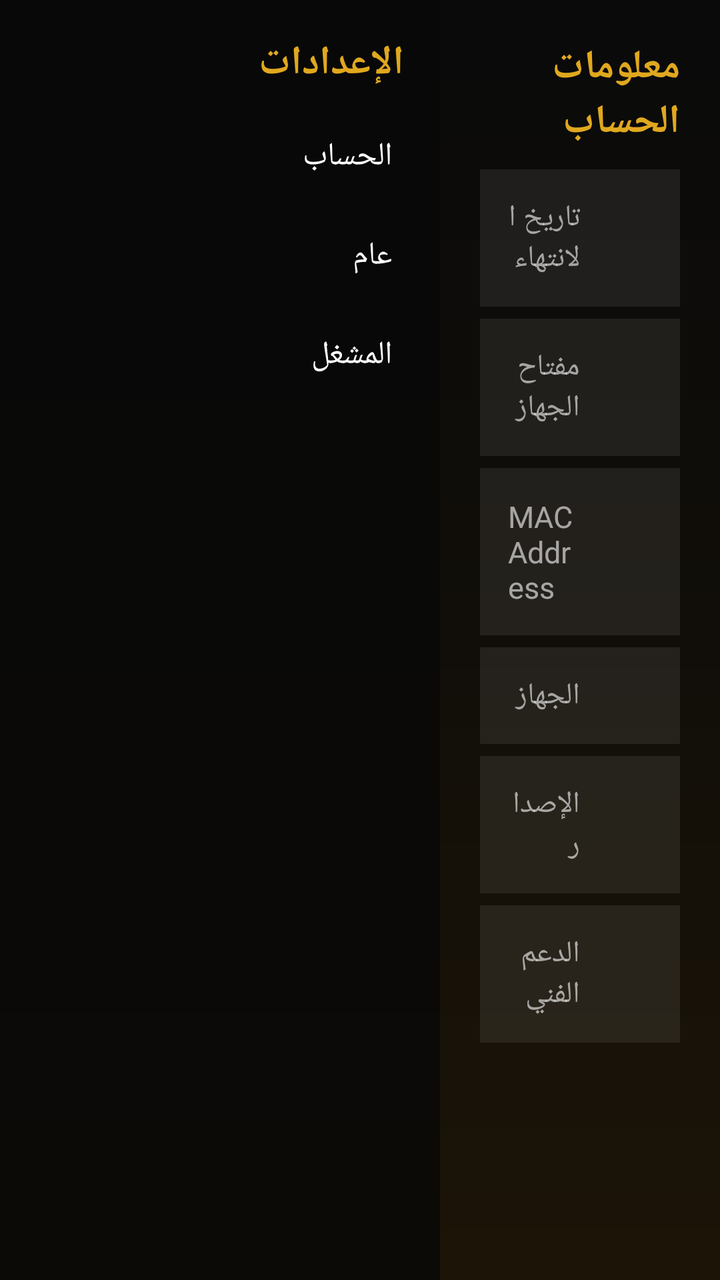
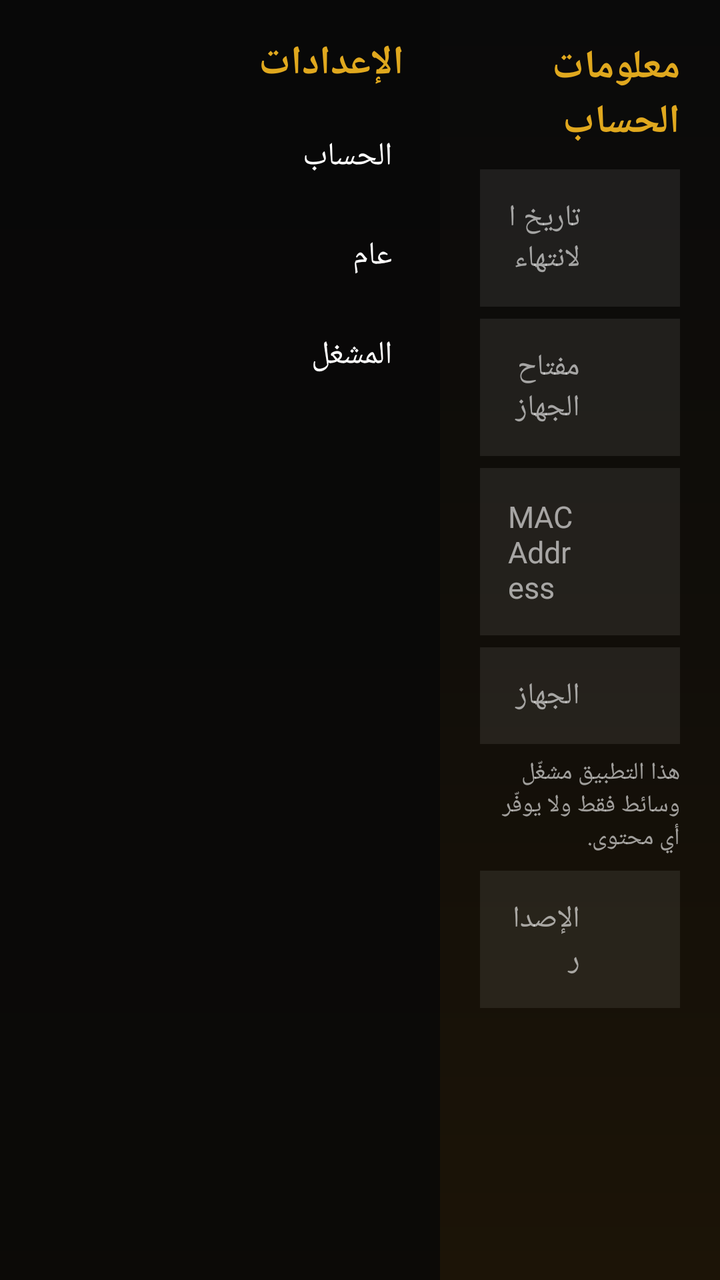

Before-and-after screenshots of an Android layout around one commit, followed by the original layout XML and the change that was made.
<!-- AndroidManifest.xml: application theme Theme.IPTVPlayer -->
<!-- res/layout/activity_settings.xml -->
<?xml version="1.0" encoding="utf-8"?>
<LinearLayout xmlns:android="http://schemas.android.com/apk/res/android" xmlns:app="http://schemas.android.com/apk/res-auto" android:layout_width="match_parent" android:layout_height="match_parent" android:background="@drawable/bg_app_gradient" android:layoutDirection="ltr" android:orientation="horizontal">
<LinearLayout android:layout_width="220dp" android:layout_height="match_parent" android:background="#CC080808" android:orientation="vertical" android:padding="10dp">
<TextView android:layout_width="match_parent" android:layout_height="wrap_content" android:padding="8dp" android:text="الإعدادات" android:textColor="#E0A81E" android:textSize="20sp" android:textStyle="bold" />
<TextView android:id="@+id/tabAccount" android:layout_width="match_parent" android:layout_height="wrap_content" android:background="@drawable/bg_row" android:clickable="true" android:focusable="true" android:padding="14dp" android:text="الحساب" android:textColor="#FFFFFF" android:textSize="16sp" />
<TextView android:id="@+id/tabGeneral" android:layout_width="match_parent" android:layout_height="wrap_content" android:background="@drawable/bg_row" android:clickable="true" android:focusable="true" android:padding="14dp" android:text="عام" android:textColor="#FFFFFF" android:textSize="16sp" />
<TextView android:id="@+id/tabPlayer" android:layout_width="match_parent" android:layout_height="wrap_content" android:background="@drawable/bg_row" android:clickable="true" android:focusable="true" android:padding="14dp" android:text="المشغل" android:textColor="#FFFFFF" android:textSize="16sp" />
</LinearLayout>
<FrameLayout android:layout_width="0dp" android:layout_height="match_parent" android:layout_weight="1" android:padding="20dp">
<ScrollView android:id="@+id/paneAccount" android:layout_width="match_parent" android:layout_height="match_parent"><LinearLayout android:layout_width="match_parent" android:layout_height="wrap_content" android:orientation="vertical">
<TextView android:layout_width="wrap_content" android:layout_height="wrap_content" android:layout_marginBottom="10dp" android:text="معلومات الحساب" android:textColor="#E0A81E" android:textSize="20sp" android:textStyle="bold" />
<LinearLayout style="@style/SettingRow"><TextView style="@style/SettingLabel" android:text="تاريخ الانتهاء" /><TextView android:id="@+id/vExpiry" style="@style/SettingValue" /></LinearLayout>
<LinearLayout style="@style/SettingRow"><TextView style="@style/SettingLabel" android:text="مفتاح الجهاز" /><TextView android:id="@+id/vKey" style="@style/SettingValue" /></LinearLayout>
<LinearLayout style="@style/SettingRow"><TextView style="@style/SettingLabel" android:text="MAC Address" /><TextView android:id="@+id/vMac" style="@style/SettingValue" /></LinearLayout>
<LinearLayout style="@style/SettingRow"><TextView style="@style/SettingLabel" android:text="الجهاز" /><TextView android:id="@+id/vDevice" style="@style/SettingValue" /></LinearLayout>
<LinearLayout style="@style/SettingRow"><TextView style="@style/SettingLabel" android:text="الإصدار" /><TextView android:id="@+id/vVersion" style="@style/SettingValue" /></LinearLayout>
<LinearLayout style="@style/SettingRow"><TextView style="@style/SettingLabel" android:text="الدعم الفني" /><TextView android:id="@+id/vPhone" style="@style/SettingValue" /></LinearLayout>
</LinearLayout></ScrollView>
<LinearLayout android:id="@+id/paneGeneral" android:layout_width="match_parent" android:layout_height="match_parent" android:orientation="vertical" android:visibility="gone">
<TextView android:id="@+id/btnLang" style="@style/SettingBtn" android:text="تغيير اللغة" />
<TextView android:id="@+id/btnTheme" style="@style/SettingBtn" android:text="الوضع الليلي / النهاري" />
<TextView android:id="@+id/btnSupport" style="@style/SettingBtn" android:text="الدعم الفني (واتساب)" />
<TextView android:id="@+id/btnLogout" style="@style/SettingBtn" android:text="تسجيل الخروج" android:textColor="#FF5252" />
</LinearLayout>
<LinearLayout android:id="@+id/panePlayer" android:layout_width="match_parent" android:layout_height="match_parent" android:orientation="vertical" android:visibility="gone">
<androidx.appcompat.widget.SwitchCompat android:id="@+id/swAuto" android:layout_width="match_parent" android:layout_height="wrap_content" android:background="@drawable/bg_row" android:focusable="true" android:padding="16dp" android:text="تشغيل آخر قناة تلقائياً" android:textColor="#FFFFFF" android:textSize="16sp" />
<androidx.appcompat.widget.SwitchCompat android:id="@+id/swFill" android:layout_width="match_parent" android:layout_height="wrap_content" android:layout_marginTop="6dp" android:background="@drawable/bg_row" android:focusable="true" android:padding="16dp" android:text="ملء الشاشة في القنوات المباشرة" android:textColor="#FFFFFF" android:textSize="16sp" />
</LinearLayout>
</FrameLayout>
</LinearLayout>
<!-- resources referenced by this layout -->
<resources>
  <!-- drawable bg_app_gradient (drawable) -->
  <?xml version="1.0" encoding="utf-8"?>
  <shape xmlns:android="http://schemas.android.com/apk/res/android" android:shape="rectangle"><gradient android:angle="270" android:startColor="#0A0A0A" android:centerColor="#110E09" android:endColor="#1C1407" /></shape>
  <!-- drawable bg_row (drawable) -->
  <?xml version="1.0" encoding="utf-8"?>
  <selector xmlns:android="http://schemas.android.com/apk/res/android">
  <item android:state_focused="true"><shape android:shape="rectangle"><solid android:color="#55E0A81E" /><corners android:radius="8dp" /></shape></item>
  <item android:state_selected="true"><shape android:shape="rectangle"><solid android:color="#66C62828" /><corners android:radius="8dp" /></shape></item>
  <item><shape android:shape="rectangle"><solid android:color="#00000000" /></shape></item>
  </selector>
  <style name="SettingBtn"><item name="android:layout_width">match_parent</item><item name="android:layout_height">wrap_content</item><item name="android:background">@drawable/bg_row</item><item name="android:clickable">true</item><item name="android:focusable">true</item><item name="android:padding">16dp</item><item name="android:layout_marginBottom">6dp</item><item name="android:textColor">#FFFFFF</item><item name="android:textSize">16sp</item></style>
  <style name="SettingLabel"><item name="android:layout_width">0dp</item><item name="android:layout_height">wrap_content</item><item name="android:layout_weight">1</item><item name="android:textColor">#99FFFFFF</item><item name="android:textSize">15sp</item></style>
  <style name="SettingRow"><item name="android:layout_width">match_parent</item><item name="android:layout_height">wrap_content</item><item name="android:orientation">horizontal</item><item name="android:background">#14FFFFFF</item><item name="android:padding">14dp</item><item name="android:layout_marginBottom">6dp</item></style>
  <style name="SettingValue"><item name="android:layout_width">0dp</item><item name="android:layout_height">wrap_content</item><item name="android:layout_weight">1</item><item name="android:textColor">#FFFFFF</item><item name="android:textSize">15sp</item><item name="android:textStyle">bold</item><item name="android:textDirection">ltr</item><item name="android:gravity">start</item></style>
  <color name="accent_primary">#FF00E676</color>
  <color name="accent_secondary">#FF00C853</color>
  <color name="bg_primary">#FF121212</color>
  <color name="bg_surface">#FF1E1E1E</color>
  <color name="text_primary">#FFFFFFFF</color>
  <color name="text_secondary">#FFB0B0B0</color>
  <color name="text_hint">#FF757575</color>
  <style name="DarkAlertDialog" parent="ThemeOverlay.MaterialComponents.MaterialAlertDialog">
          <item name="colorSurface">@color/bg_surface</item>
          <item name="colorOnSurface">@color/text_primary</item>
          <item name="android:background">@color/bg_surface</item>
          <item name="buttonBarPositiveButtonStyle">@style/AccentButtonStyle</item>
      </style>
  <style name="AccentButtonStyle" parent="Widget.MaterialComponents.Button.TextButton.Dialog">
          <item name="android:textColor">@color/accent_primary</item>
      </style>
  <!-- unchanged entries left out for length: 1 -->
</resources>

<!-- the commit's change to res/layout/activity_settings.xml (unified diff, before → after) -->
@@ -13,13 +13,12 @@
 <LinearLayout style="@style/SettingRow"><TextView style="@style/SettingLabel" android:text="مفتاح الجهاز" /><TextView android:id="@+id/vKey" style="@style/SettingValue" /></LinearLayout>
 <LinearLayout style="@style/SettingRow"><TextView style="@style/SettingLabel" android:text="MAC Address" /><TextView android:id="@+id/vMac" style="@style/SettingValue" /></LinearLayout>
 <LinearLayout style="@style/SettingRow"><TextView style="@style/SettingLabel" android:text="الجهاز" /><TextView android:id="@+id/vDevice" style="@style/SettingValue" /></LinearLayout>
+<TextView android:layout_width="match_parent" android:layout_height="wrap_content" android:layout_marginBottom="8dp" android:text="هذا التطبيق مشغّل وسائط فقط ولا يوفّر أي محتوى." android:textColor="#99FFFFFF" android:textSize="12sp" />
 <LinearLayout style="@style/SettingRow"><TextView style="@style/SettingLabel" android:text="الإصدار" /><TextView android:id="@+id/vVersion" style="@style/SettingValue" /></LinearLayout>
-<LinearLayout style="@style/SettingRow"><TextView style="@style/SettingLabel" android:text="الدعم الفني" /><TextView android:id="@+id/vPhone" style="@style/SettingValue" /></LinearLayout>
 </LinearLayout></ScrollView>
 <LinearLayout android:id="@+id/paneGeneral" android:layout_width="match_parent" android:layout_height="match_parent" android:orientation="vertical" android:visibility="gone">
 <TextView android:id="@+id/btnLang" style="@style/SettingBtn" android:text="تغيير اللغة" />
 <TextView android:id="@+id/btnTheme" style="@style/SettingBtn" android:text="الوضع الليلي / النهاري" />
-<TextView android:id="@+id/btnSupport" style="@style/SettingBtn" android:text="الدعم الفني (واتساب)" />
 <TextView android:id="@+id/btnLogout" style="@style/SettingBtn" android:text="تسجيل الخروج" android:textColor="#FF5252" />
 </LinearLayout>
 <LinearLayout android:id="@+id/panePlayer" android:layout_width="match_parent" android:layout_height="match_parent" android:orientation="vertical" android:visibility="gone">
